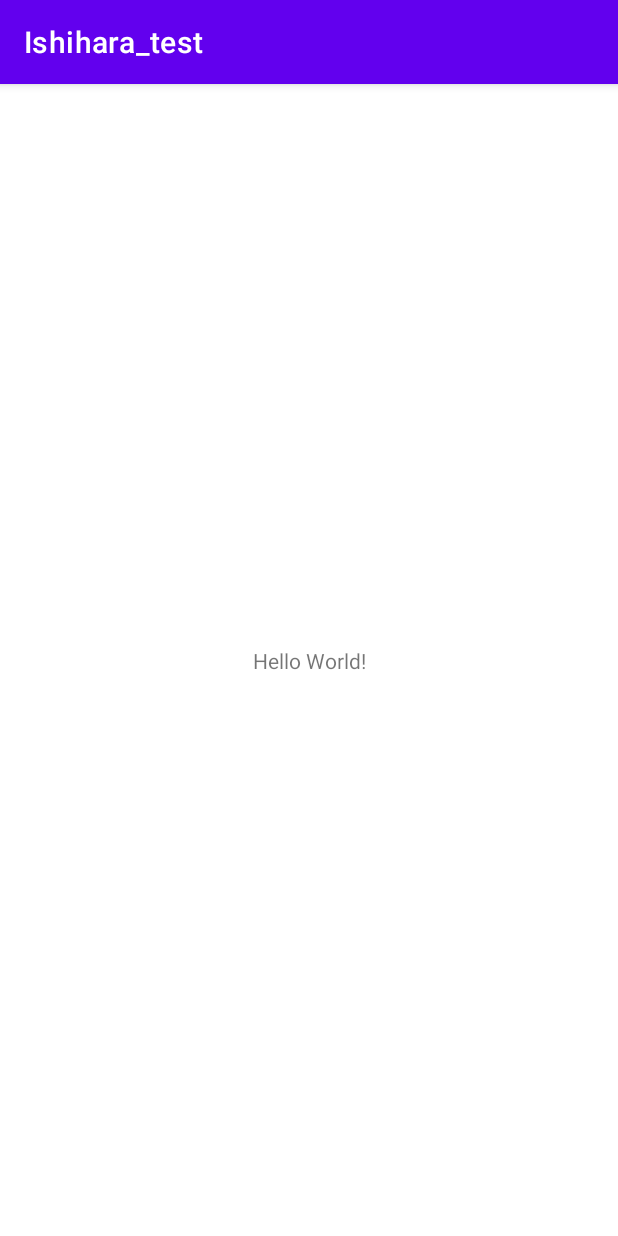
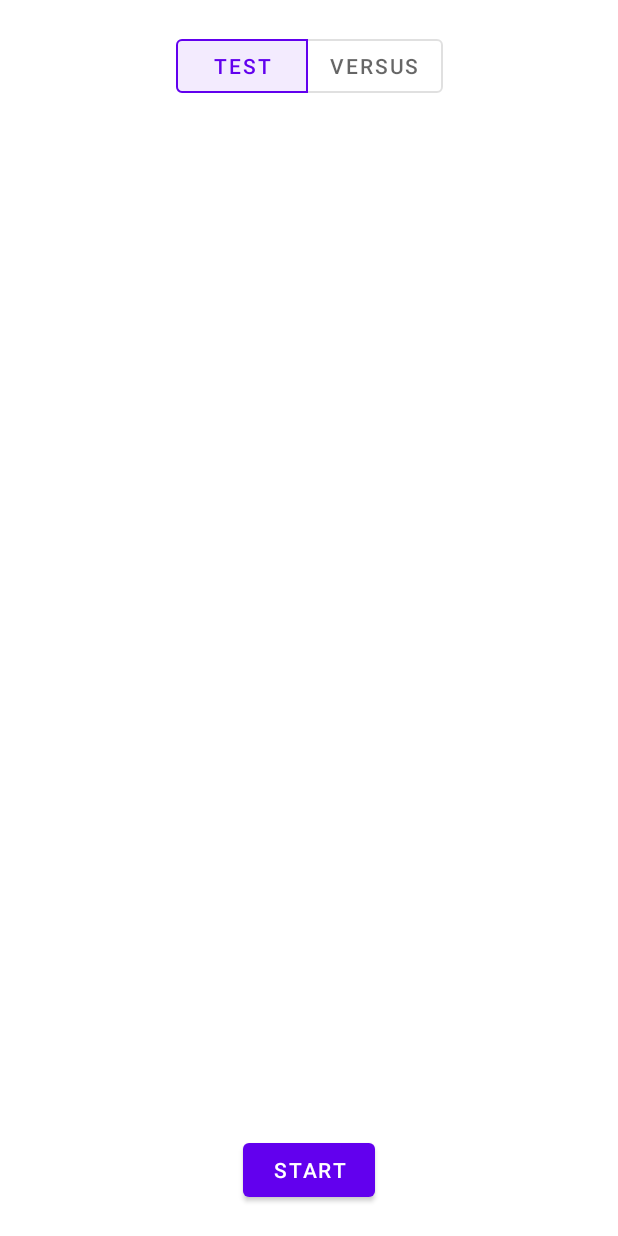
Before and after one commit to MagdalenaBator222/Ishihara_test, an Android app: the screen it shows after launch (MainActivity), on a phone screen of 412 x 824 dp. Run offline under Robolectric (Android 15) with nearby library versions, the phone set to English and light mode, and no system bars.

Commit message:
.xml files for each layout added with vital controls

```diff
--- a/app/src/main/java/com/pl/agh/bator/ishihara_test/MainActivity.kt
+++ b/app/src/main/java/com/pl/agh/bator/ishihara_test/MainActivity.kt
@@ -6,6 +6,7 @@ import android.os.Bundle
 class MainActivity : AppCompatActivity() {
     override fun onCreate(savedInstanceState: Bundle?) {
         super.onCreate(savedInstanceState)
-        setContentView(R.layout.activity_main)
+        supportActionBar?.hide()
+        setContentView(R.layout.choose_mode)
     }
 }
--- /dev/null
+++ b/app/src/main/res/layout/choose_mode.xml
@@ -0,0 +1,41 @@
+<?xml version="1.0" encoding="utf-8"?>
+<androidx.constraintlayout.widget.ConstraintLayout xmlns:android="http://schemas.android.com/apk/res/android"
+    xmlns:app="http://schemas.android.com/apk/res-auto"
+    android:layout_width="match_parent"
+    android:layout_height="match_parent">
+
+    <com.google.android.material.button.MaterialButtonToggleGroup
+        android:id="@+id/select_mode"
+        android:layout_width="wrap_content"
+        android:layout_height="wrap_content"
+        android:layout_marginTop="20dp"
+        app:layout_constraintEnd_toEndOf="parent"
+        app:layout_constraintStart_toStartOf="parent"
+        app:layout_constraintTop_toTopOf="parent"
+        app:singleSelection="true"
+        app:selectionRequired="true"
+        app:checkedButton="@id/test_option">
+        <Button
+            android:id="@+id/test_option"
+            style="?attr/materialButtonOutlinedStyle"
+            android:layout_width="wrap_content"
+            android:layout_height="wrap_content"
+            android:text="@string/test" />
+        <Button
+            android:id="@+id/versus_option"
+            style="?attr/materialButtonOutlinedStyle"
+            android:layout_width="wrap_content"
+            android:layout_height="wrap_content"
+            android:text="@string/versus" />
+    </com.google.android.material.button.MaterialButtonToggleGroup>
+    <Button
+        android:id="@+id/start_game"
+        android:layout_width="wrap_content"
+        android:layout_height="wrap_content"
+        app:layout_constraintBottom_toBottomOf="parent"
+        app:layout_constraintLeft_toLeftOf="parent"
+        app:layout_constraintRight_toRightOf="parent"
+        android:layout_marginBottom="20dp"
+        android:text="@string/start" />
+
+</androidx.constraintlayout.widget.ConstraintLayout>
--- a/app/src/main/res/values/strings.xml
+++ b/app/src/main/res/values/strings.xml
@@ -1,3 +1,8 @@
 <resources>
     <string name="app_name">Ishihara_test</string>
+    <string name="start">Start</string>
+    <string name="test">Test</string>
+    <string name="versus">Versus</string>
+    <string name="return_button">Return</string>
+    <string name="submit">Submit</string>
 </resources>
--- a/build.gradle
+++ b/build.gradle
@@ -2,5 +2,5 @@
 plugins {
     id 'com.android.application' version '7.4.2' apply false
     id 'com.android.library' version '7.4.2' apply false
-    id 'org.jetbrains.kotlin.android' version '1.8.0' apply false
+    id 'org.jetbrains.kotlin.android' version '1.8.10' apply false
 }
```
Also changed, not shown: app/build.gradle (+9 -1 lines), app/src/main/res/layout/leaderboard.xml (added, +17 -0 lines), app/src/main/res/layout/loop_test.xml (added, +35 -0 lines), app/src/main/res/layout/loop_versus.xml (added, +35 -0 lines), app/src/main/res/layout/results_test.xml (added, +17 -0 lines), app/src/main/res/layout/results_versus.xml (added, +29 -0 lines).
